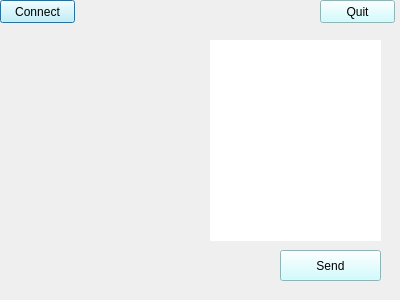
Old version of the form TrialServer/dialog.ui in the repository AnastasiaKoshel/Chat.
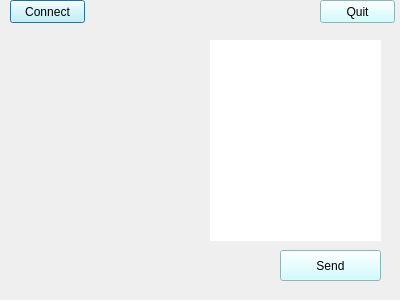
New version of the form.

Commit message: disable connect button, fix delete client

What changed in the file:
```diff
--- a/TrialServer/dialog.ui
+++ b/TrialServer/dialog.ui
@@ -39,7 +39,7 @@
   <widget class="QPushButton" name="connectButton">
    <property name="geometry">
     <rect>
-     <x>0</x>
+     <x>10</x>
      <y>0</y>
      <width>75</width>
      <height>23</height>
```
The commit also changes 3 other files.
